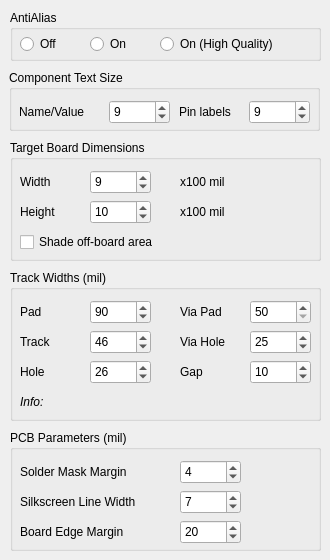
melak/veroroute, file src/renderingdialog.ui: the form before one commit.
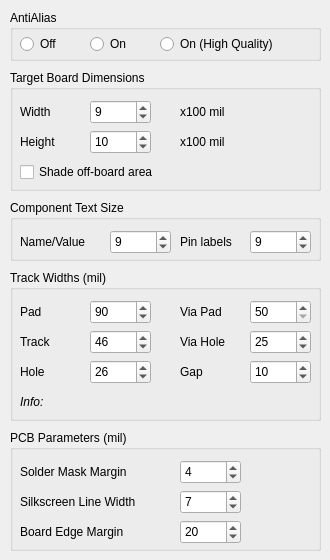
The form after the commit.

Commit message: Disable some rendering dialog controls in component editor mode

The edit to the form file:
```diff
--- a/src/renderingdialog.ui
+++ b/src/renderingdialog.ui
@@ -98,8 +98,8 @@
   <widget class="QGroupBox" name="groupBox_2">
    <property name="geometry">
     <rect>
-     <x>9</x>
-     <y>70</y>
+     <x>10</x>
+     <y>200</y>
      <width>311</width>
      <height>61</height>
     </rect>
@@ -182,7 +182,7 @@
    <property name="geometry">
     <rect>
      <x>10</x>
-     <y>140</y>
+     <y>70</y>
      <width>311</width>
      <height>121</height>
     </rect>
```
Left out of the diff: 24 changed lines with no effect on the pictures. The commit also changes 1 other file.
